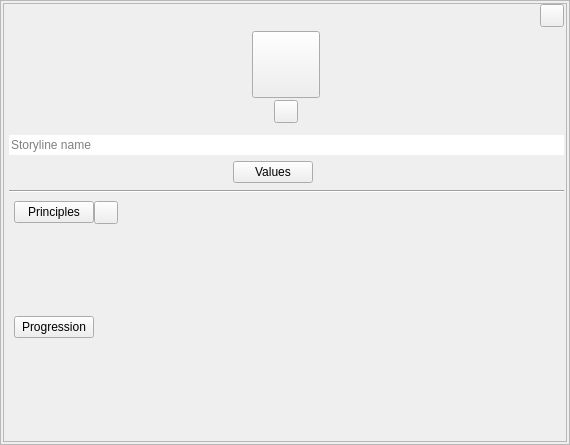
Old version of the form ui/plot_widget.ui in the repository zkovari/plotlyst.
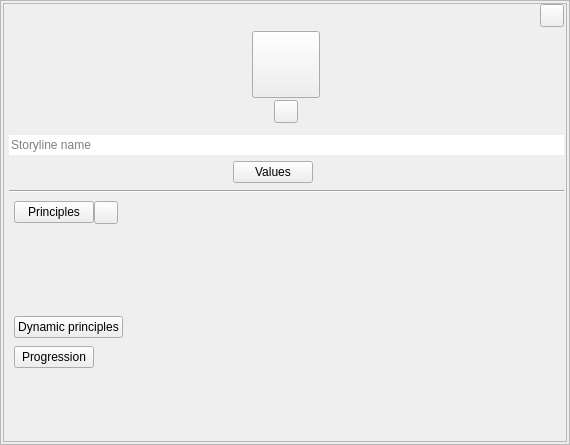
New version of the form. Custom widgets are drawn as their Qt base class.

Patch:
```diff
--- a/ui/plot_widget.ui
+++ b/ui/plot_widget.ui
@@ -374,6 +374,43 @@
             </property>
            </widget>
           </item>
+          <item>
+           <widget class="QWidget" name="wdgDynamicPrinciples" native="true">
+            <layout class="QVBoxLayout" name="verticalLayout_7">
+             <property name="spacing">
+              <number>3</number>
+             </property>
+             <property name="leftMargin">
+              <number>0</number>
+             </property>
+             <property name="topMargin">
+              <number>3</number>
+             </property>
+             <property name="rightMargin">
+              <number>0</number>
+             </property>
+             <property name="bottomMargin">
+              <number>0</number>
+             </property>
+             <item alignment="Qt::AlignLeft">
+              <widget class="QPushButton" name="btnDynamicPrinciples">
+               <property name="focusPolicy">
+                <enum>Qt::NoFocus</enum>
+               </property>
+               <property name="text">
+                <string>Dynamic principles</string>
+               </property>
+               <property name="transparent" stdset="0">
+                <bool>true</bool>
+               </property>
+              </widget>
+             </item>
+             <item>
+              <widget class="QWidget" name="wdgDynamicPrinciplesParent" native="true"/>
+             </item>
+            </layout>
+           </widget>
+          </item>
           <item>
            <widget class="QWidget" name="wdgProgression" native="true">
             <layout class="QVBoxLayout" name="verticalLayout_4">
```
